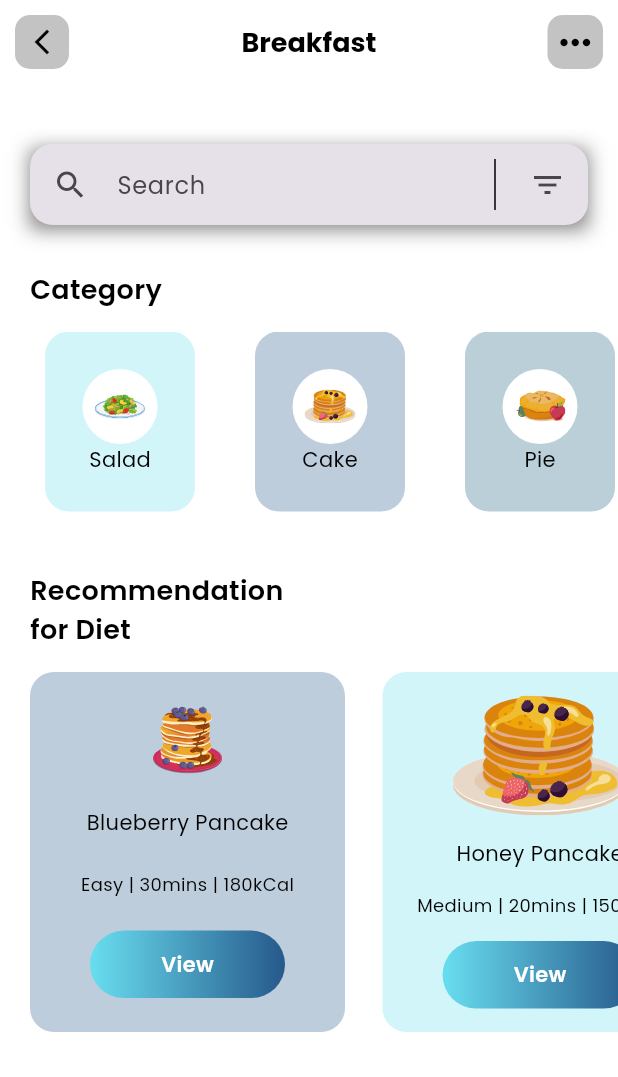
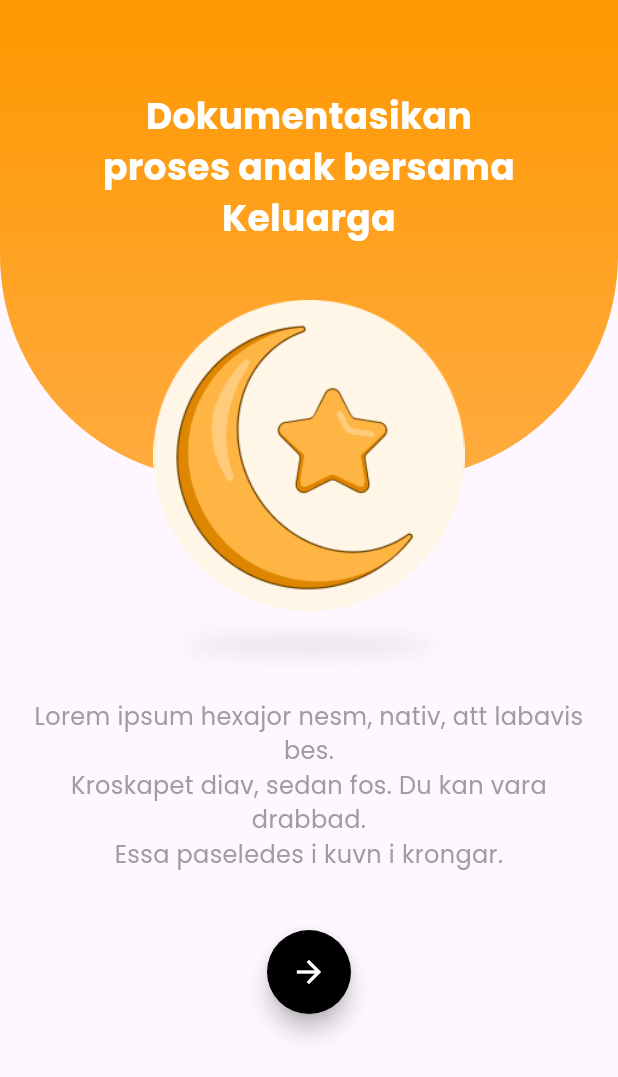
Before and after one commit to SehanAF/Learning-Flutter, a Flutter app: the screen it shows after launch, on a phone screen of 412 x 824 dp. Shown: the top 1077 px of the screen. Run offline on Flutter 3.47's test engine with Material 3 defaults, Android fonts, the phone set to English and light mode, and no system bars; our stand-ins replace dio, flutter_slidable, flutter_svg, google_nav_bar, hive, hive_flutter; missing offline and left inert: status_alert; accounts and stored records are empty.

Commit message:
update latihan page onboarding

```diff
--- a/lib/main.dart
+++ b/lib/main.dart
@@ -1,5 +1,5 @@
 import 'package:flutter/material.dart';
-import 'package:myapp/pages/home.dart';
+import 'package:myapp/pages/latihan/onboarding_page.dart';
 
 void main() {
   runApp(const MyApp());
@@ -13,7 +13,7 @@ class MyApp extends StatelessWidget {
     return MaterialApp(
       debugShowCheckedModeBanner: false,
       theme: ThemeData(fontFamily: "Poppins"),
-      home: HomePageBreakfast(),
+      home: OnboardingPage(),
     );
   }
 }
--- /dev/null
+++ b/lib/pages/latihan/onboarding_page.dart
@@ -0,0 +1,88 @@
+// ignore_for_file: prefer_const_literals_to_create_immutables, prefer_const_constructors
+
+import 'package:flutter/material.dart';
+import 'package:flutter/widgets.dart';
+
+class OnboardingPage extends StatelessWidget {
+  const OnboardingPage({super.key});
+
+  @override
+  Widget build(BuildContext context) {
+    return Scaffold(
+      body: SingleChildScrollView(
+        child: Column(
+          children: [
+            Stack(
+              children: [
+                Container(
+                  height: 320,
+                  width: double.infinity,
+                  decoration: BoxDecoration(
+                    gradient: LinearGradient(
+                      colors: [
+                        Colors.orange,
+                        Colors.orangeAccent,
+                      ],
+                      begin: Alignment.topCenter,
+                      end: Alignment.bottomCenter,
+                    ),
+                    borderRadius: BorderRadius.only(
+                      bottomLeft: Radius.circular(150.0),
+                      bottomRight: Radius.circular(150.0),
+                    ),
+                  ),
+                ),
+                Container(
+                  padding: const EdgeInsets.only(top: 60.0),
+                  alignment: Alignment.topCenter,
+                  child: Text(
+                    "Dokumentasikan\nproses anak bersama\nKeluarga",
+                    textAlign: TextAlign.center,
+                    style: TextStyle(
+                      fontSize: 24,
+                      fontWeight: FontWeight.bold,
+                      color: Colors.white,
+                    ),
+                  ),
+                ),
+                Align(
+                  alignment: Alignment.center,
+                  child: Padding(
+                    padding: const EdgeInsets.only(top: 200.0),
+                    child: Image.asset(
+                      "images/onboarding.png",
+                      height: 250,
+                    ),
+                  ),
+                )
+              ],
+            ),
+            Padding(
+              padding: const EdgeInsets.all(16.0),
+              child: Text(
+                "Lorem ipsum hexajor nesm, nativ, att labavis bes.\n"
+                "Kroskapet diav, sedan fos. Du kan vara drabbad.\n"
+                "Essa paseledes i kuvn i krongar.\n",
+                textAlign: TextAlign.center,
+                style: TextStyle(
+                  fontSize: 16,
+                  color: Colors.grey
+                ),
+              ),
+            ),
+
+            FloatingActionButton(
+              shape: RoundedRectangleBorder(
+                borderRadius: BorderRadius.circular(50)
+              ),
+              onPressed: () {},
+              child: Icon(Icons.arrow_forward, color: Colors.white),
+              backgroundColor: Colors.black,
+            ),
+
+          ],
+        ),
+      ),
+    );
+  }
+}
--- a/lib/pages/pages_ecommerce/intro_page.dart
+++ b/lib/pages/pages_ecommerce/intro_page.dart
@@ -1,6 +1,5 @@
 
 import "package:flutter/material.dart";
-import "package:myapp/pages/pages_ToDo/home_page.dart";
 import "package:myapp/pages/pages_ecommerce/home_page.dart";
 
 class IntroPage extends StatelessWidget {
```
Also changed, not shown: images/onboarding.png (added), lib/pages/breakfast/home.dart (renamed from lib/pages/home.dart).
